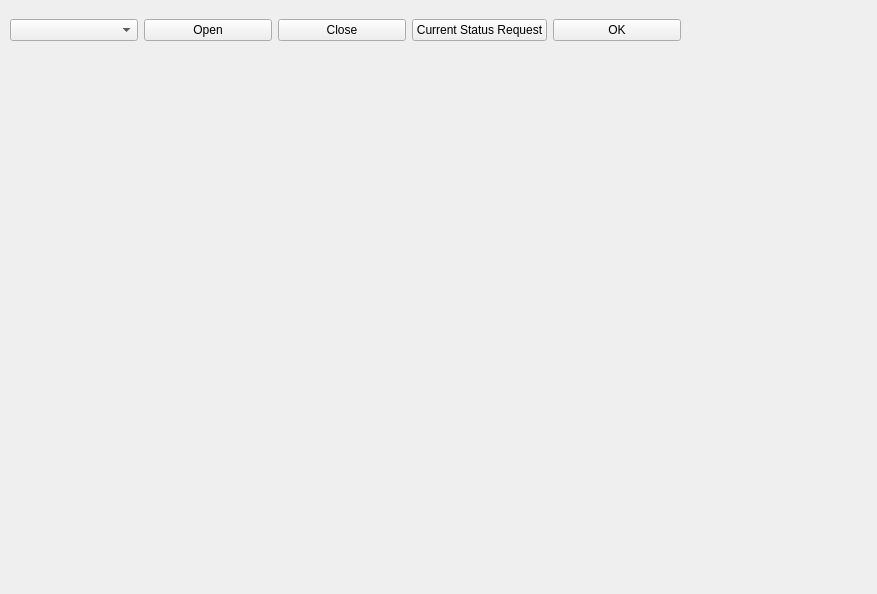
First picture: the form in view/ElisMainWidget.ui, repository chiplua/Rs128WinTest, before the edit.
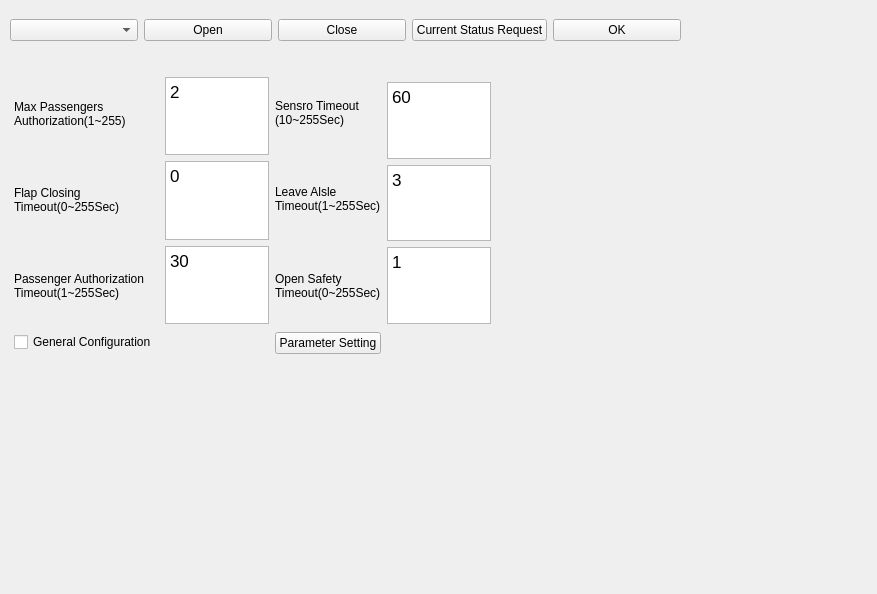
Second picture: the form after the edit.

Commit message: [UI-Framework-Passenger]:Passernger ui

Diff of the .ui file:
```diff
--- a/view/ElisMainWidget.ui
+++ b/view/ElisMainWidget.ui
@@ -56,6 +56,198 @@
     </item>
    </layout>
   </widget>
+  <widget class="QWidget" name="horizontalLayoutWidget_2">
+   <property name="geometry">
+    <rect>
+     <x>10</x>
+     <y>70</y>
+     <width>483</width>
+     <height>286</height>
+    </rect>
+   </property>
+   <layout class="QHBoxLayout" name="horizontalLayout_2">
+    <property name="leftMargin">
+     <number>2</number>
+    </property>
+    <property name="topMargin">
+     <number>2</number>
+    </property>
+    <property name="rightMargin">
+     <number>2</number>
+    </property>
+    <property name="bottomMargin">
+     <number>2</number>
+    </property>
+    <item>
+     <layout class="QVBoxLayout" name="verticalLayout">
+      <property name="leftMargin">
+       <number>2</number>
+      </property>
+      <property name="topMargin">
+       <number>2</number>
+      </property>
+      <property name="rightMargin">
+       <number>2</number>
+      </property>
+      <property name="bottomMargin">
+       <number>2</number>
+      </property>
+      <item>
+       <widget class="QLabel" name="label">
+        <property name="text">
+         <string>Max Passengers
+Authorization(1~255)</string>
+        </property>
+       </widget>
+      </item>
+      <item>
+       <widget class="QLabel" name="label_2">
+        <property name="text">
+         <string>Flap Closing
+Timeout(0~255Sec)</string>
+        </property>
+       </widget>
+      </item>
+      <item>
+       <widget class="QLabel" name="label_3">
+        <property name="text">
+         <string>Passenger Authorization
+Timeout(1~255Sec)</string>
+        </property>
+       </widget>
+      </item>
+      <item>
+       <widget class="QCheckBox" name="checkBox">
+        <property name="text">
+         <string>General Configuration</string>
+        </property>
+       </widget>
+      </item>
+     </layout>
+    </item>
+    <item>
+     <layout class="QVBoxLayout" name="verticalLayout_2">
+      <property name="topMargin">
+       <number>5</number>
+      </property>
+      <property name="bottomMargin">
+       <number>30</number>
+      </property>
+      <item>
+       <widget class="QTextEdit" name="textEdit">
+        <property name="html">
+         <string>&lt;!DOCTYPE HTML PUBLIC &quot;-//W3C//DTD HTML 4.0//EN&quot; &quot;http://www.w3.org/TR/REC-html40/strict.dtd&quot;&gt;
+&lt;html&gt;&lt;head&gt;&lt;meta name=&quot;qrichtext&quot; content=&quot;1&quot; /&gt;&lt;meta charset=&quot;utf-8&quot; /&gt;&lt;style type=&quot;text/css&quot;&gt;
+p, li { white-space: pre-wrap; }
+&lt;/style&gt;&lt;/head&gt;&lt;body style=&quot; font-family:'.AppleSystemUIFont'; font-size:13pt; font-weight:400; font-style:normal;&quot;&gt;
+&lt;p style=&quot; margin-top:0px; margin-bottom:0px; margin-left:0px; margin-right:0px; -qt-block-indent:0; text-indent:0px;&quot;&gt;2&lt;/p&gt;&lt;/body&gt;&lt;/html&gt;</string>
+        </property>
+       </widget>
+      </item>
+      <item>
+       <widget class="QTextEdit" name="textEdit_2">
+        <property name="html">
+         <string>&lt;!DOCTYPE HTML PUBLIC &quot;-//W3C//DTD HTML 4.0//EN&quot; &quot;http://www.w3.org/TR/REC-html40/strict.dtd&quot;&gt;
+&lt;html&gt;&lt;head&gt;&lt;meta name=&quot;qrichtext&quot; content=&quot;1&quot; /&gt;&lt;meta charset=&quot;utf-8&quot; /&gt;&lt;style type=&quot;text/css&quot;&gt;
+p, li { white-space: pre-wrap; }
+&lt;/style&gt;&lt;/head&gt;&lt;body style=&quot; font-family:'.AppleSystemUIFont'; font-size:13pt; font-weight:400; font-style:normal;&quot;&gt;
+&lt;p style=&quot; margin-top:0px; margin-bottom:0px; margin-left:0px; margin-right:0px; -qt-block-indent:0; text-indent:0px;&quot;&gt;0&lt;/p&gt;&lt;/body&gt;&lt;/html&gt;</string>
+        </property>
+       </widget>
+      </item>
+      <item>
+       <widget class="QTextEdit" name="textEdit_3">
+        <property name="html">
+         <string>&lt;!DOCTYPE HTML PUBLIC &quot;-//W3C//DTD HTML 4.0//EN&quot; &quot;http://www.w3.org/TR/REC-html40/strict.dtd&quot;&gt;
+&lt;html&gt;&lt;head&gt;&lt;meta name=&quot;qrichtext&quot; content=&quot;1&quot; /&gt;&lt;meta charset=&quot;utf-8&quot; /&gt;&lt;style type=&quot;text/css&quot;&gt;
+p, li { white-space: pre-wrap; }
+&lt;/style&gt;&lt;/head&gt;&lt;body style=&quot; font-family:'.AppleSystemUIFont'; font-size:13pt; font-weight:400; font-style:normal;&quot;&gt;
+&lt;p style=&quot; margin-top:0px; margin-bottom:0px; margin-left:0px; margin-right:0px; -qt-block-indent:0; text-indent:0px;&quot;&gt;30&lt;/p&gt;&lt;/body&gt;&lt;/html&gt;</string>
+        </property>
+       </widget>
+      </item>
+     </layout>
+    </item>
+    <item>
+     <layout class="QVBoxLayout" name="verticalLayout_3">
+      <item>
+       <widget class="QLabel" name="label_4">
+        <property name="text">
+         <string>Sensro Timeout
+(10~255Sec)</string>
+        </property>
+       </widget>
+      </item>
+      <item>
+       <widget class="QLabel" name="label_5">
+        <property name="text">
+         <string>Leave Alsle
+Timeout(1~255Sec)</string>
+        </property>
+       </widget>
+      </item>
+      <item>
+       <widget class="QLabel" name="label_6">
+        <property name="text">
+         <string>Open Safety
+Timeout(0~255Sec)</string>
+        </property>
+       </widget>
+      </item>
+      <item>
+       <widget class="QPushButton" name="pushButton_5">
+        <property name="text">
+         <string>Parameter Setting</string>
+        </property>
+       </widget>
+      </item>
+     </layout>
+    </item>
+    <item>
+     <layout class="QVBoxLayout" name="verticalLayout_4">
+      <property name="topMargin">
+       <number>10</number>
+      </property>
+      <property name="bottomMargin">
+       <number>30</number>
+      </property>
+      <item>
+       <widget class="QTextEdit" name="textEdit_4">
+        <property name="html">
+         <string>&lt;!DOCTYPE HTML PUBLIC &quot;-//W3C//DTD HTML 4.0//EN&quot; &quot;http://www.w3.org/TR/REC-html40/strict.dtd&quot;&gt;
+&lt;html&gt;&lt;head&gt;&lt;meta name=&quot;qrichtext&quot; content=&quot;1&quot; /&gt;&lt;meta charset=&quot;utf-8&quot; /&gt;&lt;style type=&quot;text/css&quot;&gt;
+p, li { white-space: pre-wrap; }
+&lt;/style&gt;&lt;/head&gt;&lt;body style=&quot; font-family:'.AppleSystemUIFont'; font-size:13pt; font-weight:400; font-style:normal;&quot;&gt;
+&lt;p style=&quot; margin-top:0px; margin-bottom:0px; margin-left:0px; margin-right:0px; -qt-block-indent:0; text-indent:0px;&quot;&gt;60&lt;/p&gt;&lt;/body&gt;&lt;/html&gt;</string>
+        </property>
+       </widget>
+      </item>
+      <item>
+       <widget class="QTextEdit" name="textEdit_5">
+        <property name="html">
+         <string>&lt;!DOCTYPE HTML PUBLIC &quot;-//W3C//DTD HTML 4.0//EN&quot; &quot;http://www.w3.org/TR/REC-html40/strict.dtd&quot;&gt;
+&lt;html&gt;&lt;head&gt;&lt;meta name=&quot;qrichtext&quot; content=&quot;1&quot; /&gt;&lt;meta charset=&quot;utf-8&quot; /&gt;&lt;style type=&quot;text/css&quot;&gt;
+p, li { white-space: pre-wrap; }
+&lt;/style&gt;&lt;/head&gt;&lt;body style=&quot; font-family:'.AppleSystemUIFont'; font-size:13pt; font-weight:400; font-style:normal;&quot;&gt;
+&lt;p style=&quot; margin-top:0px; margin-bottom:0px; margin-left:0px; margin-right:0px; -qt-block-indent:0; text-indent:0px;&quot;&gt;3&lt;/p&gt;&lt;/body&gt;&lt;/html&gt;</string>
+        </property>
+       </widget>
+      </item>
+      <item alignment="Qt::AlignLeft|Qt::AlignVCenter">
+       <widget class="QTextEdit" name="textEdit_6">
+        <property name="html">
+         <string>&lt;!DOCTYPE HTML PUBLIC &quot;-//W3C//DTD HTML 4.0//EN&quot; &quot;http://www.w3.org/TR/REC-html40/strict.dtd&quot;&gt;
+&lt;html&gt;&lt;head&gt;&lt;meta name=&quot;qrichtext&quot; content=&quot;1&quot; /&gt;&lt;meta charset=&quot;utf-8&quot; /&gt;&lt;style type=&quot;text/css&quot;&gt;
+p, li { white-space: pre-wrap; }
+&lt;/style&gt;&lt;/head&gt;&lt;body style=&quot; font-family:'.AppleSystemUIFont'; font-size:13pt; font-weight:400; font-style:normal;&quot;&gt;
+&lt;p style=&quot; margin-top:0px; margin-bottom:0px; margin-left:0px; margin-right:0px; -qt-block-indent:0; text-indent:0px;&quot;&gt;1&lt;/p&gt;&lt;/body&gt;&lt;/html&gt;</string>
+        </property>
+       </widget>
+      </item>
+     </layout>
+    </item>
+   </layout>
+  </widget>
  </widget>
  <resources/>
  <connections/>
```
The commit also changes 1 other file.
